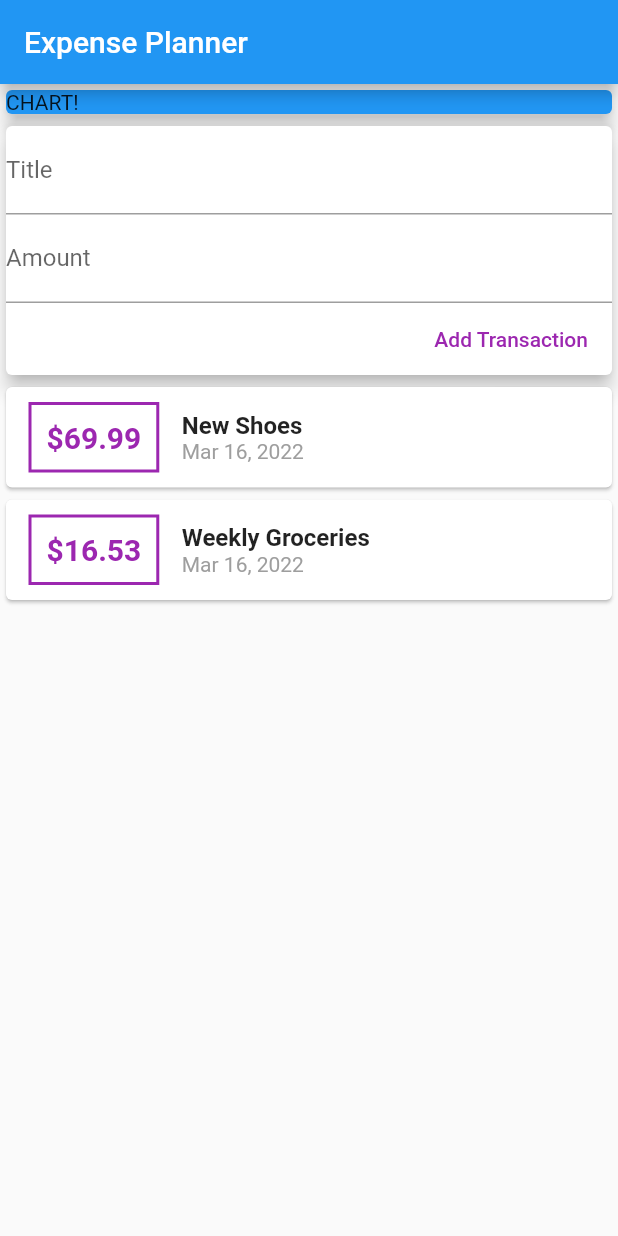
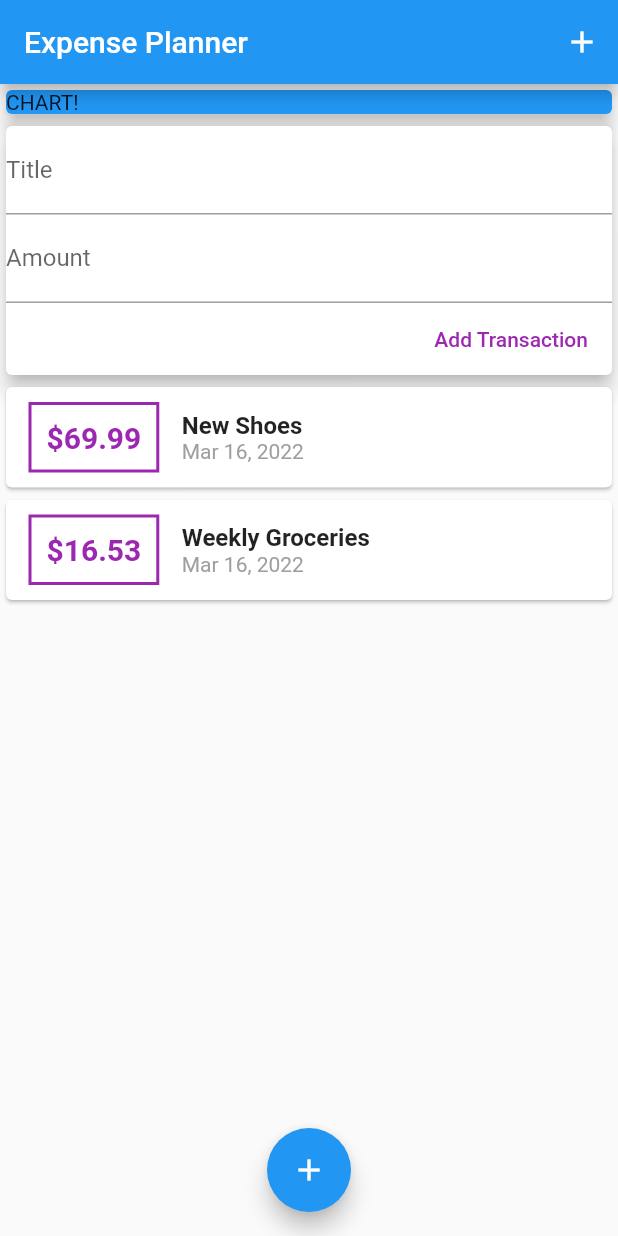
Before and after one commit to socheathorl/com_flutter_guide, a Flutter app: the screen it shows after launch, on a phone screen of 412 x 824 dp. Run offline on Flutter 3.47's test engine with Material 2 defaults, Android fonts, the phone set to English and light mode, and no system bars.

```diff
--- a/lib/main.dart
+++ b/lib/main.dart
@@ -22,6 +22,9 @@ class MyHomePage extends StatelessWidget {
     return Scaffold(
       appBar: AppBar(
         title: Text('Expense Planner'),
+        actions: <Widget>[
+          IconButton(icon: Icon(Icons.add), onPressed: () {}),
+        ],
       ),
       body: SingleChildScrollView(
         child: Column(
@@ -39,6 +42,11 @@ class MyHomePage extends StatelessWidget {
           ],
         ),
       ),
+      floatingActionButtonLocation: FloatingActionButtonLocation.centerFloat,
+      floatingActionButton: FloatingActionButton(
+        child: Icon(Icons.add),
+        onPressed: () {},
+      ),
     );
   }
 }
```
Also changed, not shown: 1 other file.
